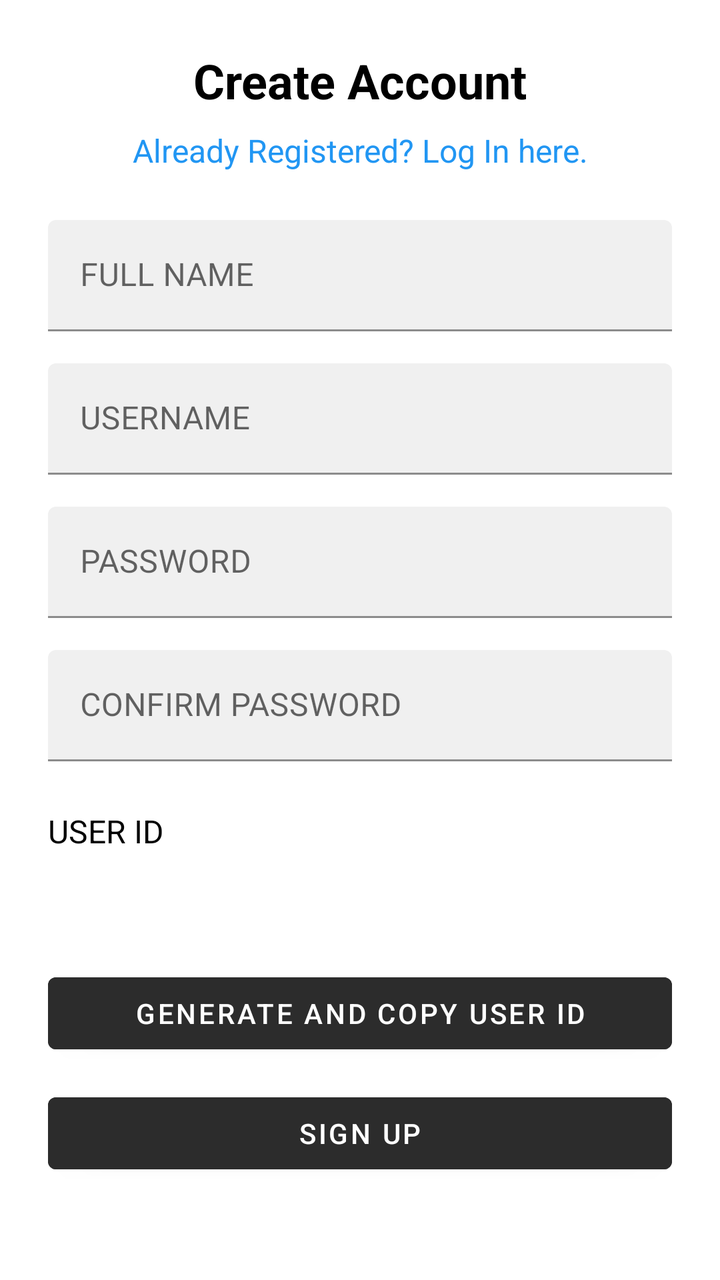
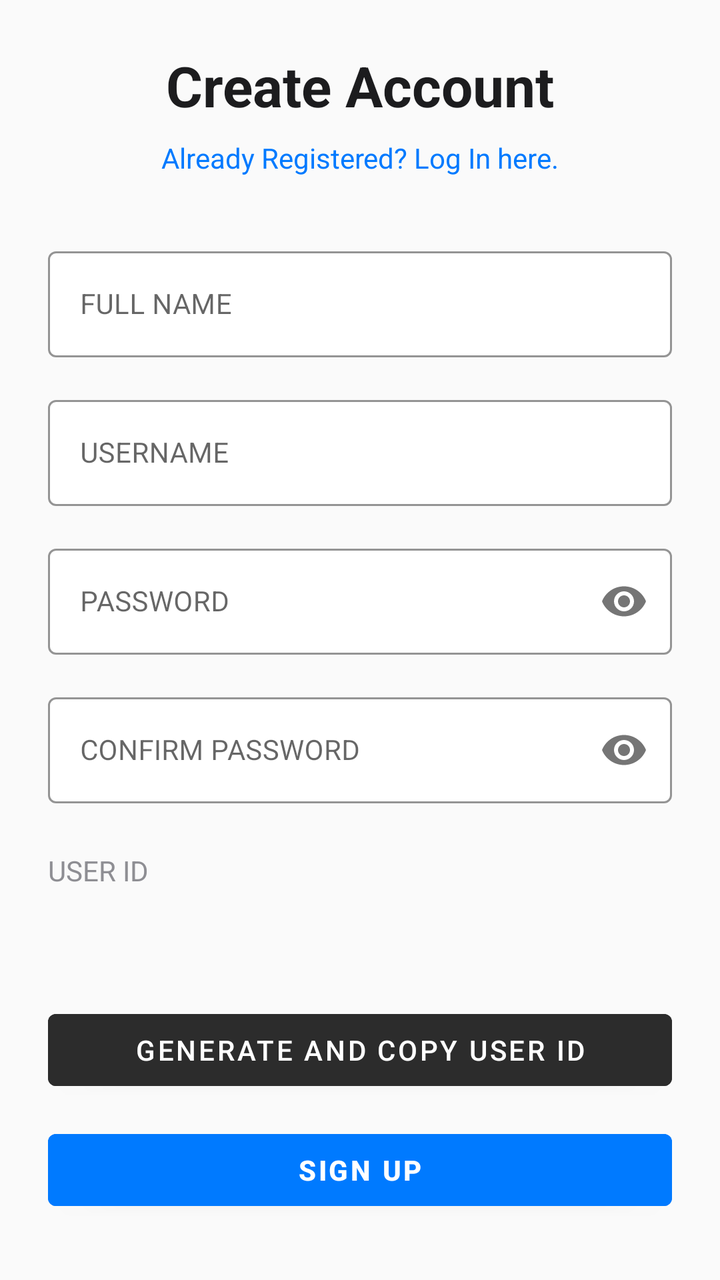

Compare the two renders of this Android layout. The source of the first and the diff that turns it into the second are given below.
<!-- AndroidManifest.xml: application theme Theme.HarmonieBudget -->
<!-- res/layout/activity_register.xml -->
<?xml version="1.0" encoding="utf-8"?>
<ScrollView
    xmlns:android="http://schemas.android.com/apk/res/android"
    xmlns:app="http://schemas.android.com/apk/res-auto"
    android:layout_width="match_parent"
    android:layout_height="match_parent"
    android:fillViewport="true">
    <androidx.constraintlayout.widget.ConstraintLayout
        android:layout_width="match_parent"
        android:layout_height="wrap_content"
        android:padding="24dp"
        android:background="@color/white">

        
        <TextView
            android:id="@+id/tv_register_title"
            android:layout_width="wrap_content"
            android:layout_height="wrap_content"
            android:text="@string/create_new_account"
            android:textSize="24sp"
            android:textStyle="bold"
            android:textColor="#000000"
            app:layout_constraintTop_toTopOf="parent"
            app:layout_constraintStart_toStartOf="parent"
            app:layout_constraintEnd_toEndOf="parent" />

        
        <TextView
            android:id="@+id/tv_already_registered"
            android:layout_width="wrap_content"
            android:layout_height="wrap_content"
            android:text="@string/already_registered_log_in"
            android:textSize="16sp"
            android:textColor="#2196F3"
            android:layout_marginTop="8dp"
            app:layout_constraintTop_toBottomOf="@id/tv_register_title"
            app:layout_constraintStart_toStartOf="parent"
            app:layout_constraintEnd_toEndOf="parent" />

        
        <com.google.android.material.textfield.TextInputLayout
            android:id="@+id/til_name"
            android:layout_width="0dp"
            android:layout_height="wrap_content"
            android:layout_marginTop="24dp"
            app:boxBackgroundColor="#F0F0F0"
            app:boxStrokeColor="#6A1B9A"
            app:layout_constraintTop_toBottomOf="@id/tv_already_registered"
            app:layout_constraintStart_toStartOf="parent"
            app:layout_constraintEnd_toEndOf="parent">
            <com.google.android.material.textfield.TextInputEditText
                android:id="@+id/et_name"
                android:layout_width="match_parent"
                android:layout_height="wrap_content"
                android:hint="@string/full_name_hint"
                android:textColor="@android:color/black" />
        </com.google.android.material.textfield.TextInputLayout>

        
        <com.google.android.material.textfield.TextInputLayout
            android:id="@+id/til_username"
            android:layout_width="0dp"
            android:layout_height="wrap_content"
            android:layout_marginTop="16dp"
            app:boxBackgroundColor="#F0F0F0"
            app:boxStrokeColor="#6A1B9A"
            app:layout_constraintTop_toBottomOf="@id/til_name"
            app:layout_constraintStart_toStartOf="parent"
            app:layout_constraintEnd_toEndOf="parent">
            <com.google.android.material.textfield.TextInputEditText
                android:id="@+id/et_username"
                android:layout_width="match_parent"
                android:layout_height="wrap_content"
                android:hint="@string/username_hint"
                android:textColor="@android:color/black" />
        </com.google.android.material.textfield.TextInputLayout>

        
        <com.google.android.material.textfield.TextInputLayout
            android:id="@+id/til_password"
            android:layout_width="0dp"
            android:layout_height="wrap_content"
            android:layout_marginTop="16dp"
            app:boxBackgroundColor="#F0F0F0"
            app:boxStrokeColor="#6A1B9A"
            app:layout_constraintTop_toBottomOf="@id/til_username"
            app:layout_constraintStart_toStartOf="parent"
            app:layout_constraintEnd_toEndOf="parent">
            <com.google.android.material.textfield.TextInputEditText
                android:id="@+id/et_password"
                android:layout_width="match_parent"
                android:layout_height="wrap_content"
                android:hint="@string/password_hint"
                android:inputType="textPassword"
                android:textColor="@android:color/black" />
        </com.google.android.material.textfield.TextInputLayout>

        
        <com.google.android.material.textfield.TextInputLayout
            android:id="@+id/til_confirm_password"
            android:layout_width="0dp"
            android:layout_height="wrap_content"
            android:layout_marginTop="16dp"
            app:boxBackgroundColor="#F0F0F0"
            app:boxStrokeColor="#6A1B9A"
            app:layout_constraintTop_toBottomOf="@id/til_password"
            app:layout_constraintStart_toStartOf="parent"
            app:layout_constraintEnd_toEndOf="parent">
            <com.google.android.material.textfield.TextInputEditText
                android:id="@+id/et_confirm_password"
                android:layout_width="match_parent"
                android:layout_height="wrap_content"
                android:hint="@string/confirm_password_hint"
                android:inputType="textPassword"
                android:textColor="@android:color/black" />
        </com.google.android.material.textfield.TextInputLayout>

        
        <TextView
            android:id="@+id/tv_user_id_label"
            android:layout_width="wrap_content"
            android:layout_height="wrap_content"
            android:text="@string/user_id_label"
            android:textSize="16sp"
            android:layout_marginTop="24dp"
            app:layout_constraintTop_toBottomOf="@id/til_confirm_password"
            app:layout_constraintStart_toStartOf="parent" />

        <TextView
            android:id="@+id/tv_generated_user_id"
            android:layout_width="0dp"
            android:layout_height="wrap_content"
            android:textSize="18sp"
            android:textStyle="bold"
            android:layout_marginTop="8dp"
            app:layout_constraintTop_toBottomOf="@id/tv_user_id_label"
            app:layout_constraintStart_toStartOf="parent"
            app:layout_constraintEnd_toEndOf="parent" />

        
        <Button
            android:id="@+id/btn_generate_user_id"
            android:layout_width="0dp"
            android:layout_height="wrap_content"
            android:text="@string/generate_and_copy_user_id"
            android:minHeight="48dp"
            android:backgroundTint="#2C2C2C"
            android:textColor="#FFFFFF"
            android:layout_marginTop="24dp"
            app:layout_constraintTop_toBottomOf="@id/tv_generated_user_id"
            app:layout_constraintStart_toStartOf="parent"
            app:layout_constraintEnd_toEndOf="parent" />

        
        <Button
            android:id="@+id/btn_register"
            android:layout_width="0dp"
            android:layout_height="wrap_content"
            android:text="@string/sign_up_button"
            android:minHeight="48dp"
            android:backgroundTint="#2C2C2C"
            android:textColor="#FFFFFF"
            android:layout_marginTop="12dp"
            app:layout_constraintTop_toBottomOf="@id/btn_generate_user_id"
            app:layout_constraintStart_toStartOf="parent"
            app:layout_constraintEnd_toEndOf="parent" />

    </androidx.constraintlayout.widget.ConstraintLayout>
</ScrollView>
<!-- resources referenced by this layout -->
<resources>
  <color name="white">#FFFFFFFF</color>
  <string name="already_registered_log_in">Already Registered? Log In here.</string>
  <string name="confirm_password_hint">CONFIRM PASSWORD</string>
  <string name="create_new_account">Create Account</string>
  <string name="full_name_hint">FULL NAME</string>
  <string name="generate_and_copy_user_id">Generate and copy User ID</string>
  <string name="password_hint">PASSWORD</string>
  <string name="sign_up_button">Sign up</string>
  <string name="user_id_label">USER ID</string>
  <string name="username_hint">USERNAME</string>
  <style name="Theme.HarmonieBudget" parent="Theme.MaterialComponents.DayNight.NoActionBar">
  
          
          <item name="colorPrimary">@color/purple_500</item>
  
          
          <item name="colorPrimaryVariant">@color/purple_700</item>
  
          
          <item name="colorSecondary">@color/teal_200</item>
  
          
          <item name="android:windowBackground">@color/white</item>
  
          
          <item name="android:textColor">@android:color/black</item>
  
      </style>
  <color name="purple_500">#FF6200EE</color>
  <color name="purple_700">#FF3700B3</color>
  <color name="teal_200">#FF03DAC5</color>
</resources>

<!-- the commit's change to res/layout/activity_register.xml (unified diff, before → after) -->
@@ -4,12 +4,17 @@
     xmlns:app="http://schemas.android.com/apk/res-auto"
     android:layout_width="match_parent"
     android:layout_height="match_parent"
-    android:fillViewport="true">
+    android:fillViewport="true"
+    android:scrollbars="vertical"
+    android:background="#FAFAFA">
+
     <androidx.constraintlayout.widget.ConstraintLayout
         android:layout_width="match_parent"
         android:layout_height="wrap_content"
         android:padding="24dp"
-        android:background="@color/white">
+        android:paddingTop="48dp"
+        android:paddingBottom="48dp"
+        android:background="#FAFAFA">
 
         
         <TextView
@@ -17,9 +22,9 @@
             android:layout_width="wrap_content"
             android:layout_height="wrap_content"
             android:text="@string/create_new_account"
-            android:textSize="24sp"
+            android:textSize="28sp"
             android:textStyle="bold"
-            android:textColor="#000000"
+            android:textColor="#1C1C1E"
             app:layout_constraintTop_toTopOf="parent"
             app:layout_constraintStart_toStartOf="parent"
             app:layout_constraintEnd_toEndOf="parent" />
@@ -30,8 +35,8 @@
             android:layout_width="wrap_content"
             android:layout_height="wrap_content"
             android:text="@string/already_registered_log_in"
-            android:textSize="16sp"
-            android:textColor="#2196F3"
+            android:textSize="14sp"
+            android:textColor="#007AFF"
             android:layout_marginTop="8dp"
             app:layout_constraintTop_toBottomOf="@id/tv_register_title"
             app:layout_constraintStart_toStartOf="parent"
@@ -42,18 +47,22 @@
             android:id="@+id/til_name"
             android:layout_width="0dp"
             android:layout_height="wrap_content"
-            android:layout_marginTop="24dp"
-            app:boxBackgroundColor="#F0F0F0"
+            android:layout_marginTop="32dp"
+            app:boxBackgroundColor="#FFFFFF"
             app:boxStrokeColor="#6A1B9A"
+            app:boxStrokeWidth="1dp"
+            style="@style/Widget.MaterialComponents.TextInputLayout.OutlinedBox"
             app:layout_constraintTop_toBottomOf="@id/tv_already_registered"
             app:layout_constraintStart_toStartOf="parent"
             app:layout_constraintEnd_toEndOf="parent">
+
             <com.google.android.material.textfield.TextInputEditText
                 android:id="@+id/et_name"
                 android:layout_width="match_parent"
                 android:layout_height="wrap_content"
                 android:hint="@string/full_name_hint"
-                android:textColor="@android:color/black" />
+                android:textColor="#1C1C1E"
+                android:textSize="14sp" />
         </com.google.android.material.textfield.TextInputLayout>
 
         
@@ -62,17 +71,21 @@
             android:layout_width="0dp"
             android:layout_height="wrap_content"
             android:layout_marginTop="16dp"
-            app:boxBackgroundColor="#F0F0F0"
+            app:boxBackgroundColor="#FFFFFF"
             app:boxStrokeColor="#6A1B9A"
+            app:boxStrokeWidth="1dp"
+            style="@style/Widget.MaterialComponents.TextInputLayout.OutlinedBox"
             app:layout_constraintTop_toBottomOf="@id/til_name"
             app:layout_constraintStart_toStartOf="parent"
             app:layout_constraintEnd_toEndOf="parent">
+
             <com.google.android.material.textfield.TextInputEditText
                 android:id="@+id/et_username"
                 android:layout_width="match_parent"
                 android:layout_height="wrap_content"
                 android:hint="@string/username_hint"
-                android:textColor="@android:color/black" />
+                android:textColor="#1C1C1E"
+                android:textSize="14sp" />
         </com.google.android.material.textfield.TextInputLayout>
 
         
@@ -81,18 +94,23 @@
             android:layout_width="0dp"
             android:layout_height="wrap_content"
             android:layout_marginTop="16dp"
-            app:boxBackgroundColor="#F0F0F0"
+            app:boxBackgroundColor="#FFFFFF"
             app:boxStrokeColor="#6A1B9A"
+            app:boxStrokeWidth="1dp"
+            app:passwordToggleEnabled="true"
+            style="@style/Widget.MaterialComponents.TextInputLayout.OutlinedBox"
             app:layout_constraintTop_toBottomOf="@id/til_username"
             app:layout_constraintStart_toStartOf="parent"
             app:layout_constraintEnd_toEndOf="parent">
+
             <com.google.android.material.textfield.TextInputEditText
                 android:id="@+id/et_password"
                 android:layout_width="match_parent"
                 android:layout_height="wrap_content"
                 android:hint="@string/password_hint"
                 android:inputType="textPassword"
-                android:textColor="@android:color/black" />
+                android:textColor="#1C1C1E"
+                android:textSize="14sp" />
         </com.google.android.material.textfield.TextInputLayout>
 
         
@@ -101,18 +119,23 @@
             android:layout_width="0dp"
             android:layout_height="wrap_content"
             android:layout_marginTop="16dp"
-            app:boxBackgroundColor="#F0F0F0"
+            app:boxBackgroundColor="#FFFFFF"
             app:boxStrokeColor="#6A1B9A"
+            app:boxStrokeWidth="1dp"
+            app:passwordToggleEnabled="true"
+            style="@style/Widget.MaterialComponents.TextInputLayout.OutlinedBox"
             app:layout_constraintTop_toBottomOf="@id/til_password"
             app:layout_constraintStart_toStartOf="parent"
             app:layout_constraintEnd_toEndOf="parent">
+
             <com.google.android.material.textfield.TextInputEditText
                 android:id="@+id/et_confirm_password"
                 android:layout_width="match_parent"
                 android:layout_height="wrap_content"
                 android:hint="@string/confirm_password_hint"
                 android:inputType="textPassword"
-                android:textColor="@android:color/black" />
+                android:textColor="#1C1C1E"
+                android:textSize="14sp" />
         </com.google.android.material.textfield.TextInputLayout>
 
         
@@ -121,7 +144,8 @@
             android:layout_width="wrap_content"
             android:layout_height="wrap_content"
             android:text="@string/user_id_label"
-            android:textSize="16sp"
+            android:textSize="14sp"
+            android:textColor="#8E8E93"
             android:layout_marginTop="24dp"
             app:layout_constraintTop_toBottomOf="@id/til_confirm_password"
             app:layout_constraintStart_toStartOf="parent" />
@@ -132,6 +156,7 @@
             android:layout_height="wrap_content"
             android:textSize="18sp"
             android:textStyle="bold"
+            android:textColor="#1C1C1E"
             android:layout_marginTop="8dp"
             app:layout_constraintTop_toBottomOf="@id/tv_user_id_label"
             app:layout_constraintStart_toStartOf="parent"
@@ -146,6 +171,7 @@
             android:minHeight="48dp"
             android:backgroundTint="#2C2C2C"
             android:textColor="#FFFFFF"
+            android:textSize="14sp"
             android:layout_marginTop="24dp"
             app:layout_constraintTop_toBottomOf="@id/tv_generated_user_id"
             app:layout_constraintStart_toStartOf="parent"
@@ -158,8 +184,10 @@
             android:layout_height="wrap_content"
             android:text="@string/sign_up_button"
             android:minHeight="48dp"
-            android:backgroundTint="#2C2C2C"
+            android:backgroundTint="#007AFF"
             android:textColor="#FFFFFF"
+            android:textSize="14sp"
+            android:textStyle="bold"
             android:layout_marginTop="12dp"
             app:layout_constraintTop_toBottomOf="@id/btn_generate_user_id"
             app:layout_constraintStart_toStartOf="parent"
